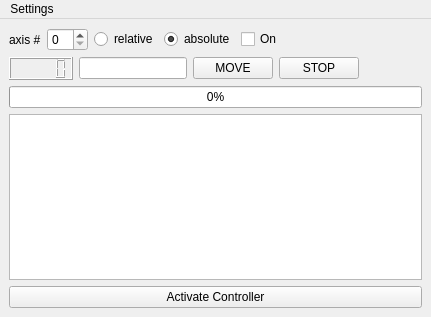
Saldenisov/pyconlyse, file gui/views/ui/widget_stpmtr_axis_simple.ui: the form before one commit.
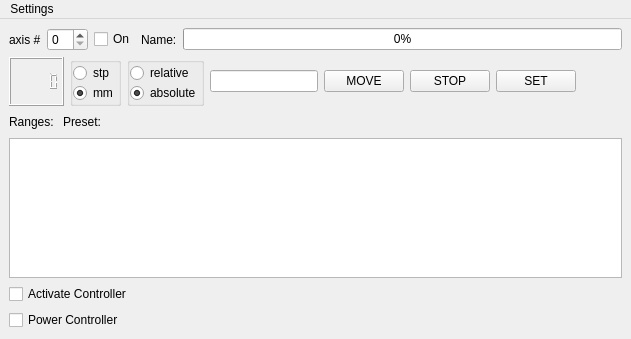
The form after the commit.

The edit to the form file:
```diff
--- a/gui/views/ui/widget_stpmtr_axis_simple.ui
+++ b/gui/views/ui/widget_stpmtr_axis_simple.ui
@@ -6,8 +6,8 @@
    <rect>
     <x>0</x>
     <y>0</y>
-    <width>431</width>
-    <height>317</height>
+    <width>631</width>
+    <height>339</height>
    </rect>
   </property>
   <property name="sizePolicy">
@@ -31,24 +31,7 @@
        </widget>
       </item>
       <item>
-       <widget class="QSpinBox" name="spinBox"/>
-      </item>
-      <item>
-       <widget class="QRadioButton" name="radioButton_relative">
-        <property name="text">
-         <string>relative</string>
-        </property>
-       </widget>
-      </item>
-      <item>
-       <widget class="QRadioButton" name="radioButton_absolute">
-        <property name="text">
-         <string>absolute</string>
-        </property>
-        <property name="checked">
-         <bool>true</bool>
-        </property>
-       </widget>
+       <widget class="QSpinBox" name="spinBox_axis"/>
       </item>
       <item>
        <widget class="QCheckBox" name="checkBox_On">
@@ -61,24 +44,130 @@
        </widget>
       </item>
       <item>
-       <spacer name="horizontalSpacer_axis_movement_type1">
-        <property name="orientation">
-         <enum>Qt::Horizontal</enum>
+       <widget class="QLabel" name="label_name">
+        <property name="text">
+         <string>Name:</string>
         </property>
-        <property name="sizeHint" stdset="0">
+       </widget>
+      </item>
+      <item>
+       <widget class="QProgressBar" name="progressBar_movement">
+        <property name="minimumSize">
          <size>
-          <width>40</width>
-          <height>20</height>
+          <width>350</width>
+          <height>0</height>
          </size>
         </property>
-       </spacer>
+        <property name="value">
+         <number>0</number>
+        </property>
+       </widget>
       </item>
      </layout>
     </item>
     <item>
      <layout class="QHBoxLayout" name="axis_moveHL">
       <item>
-       <widget class="QLCDNumber" name="lcdNumber_position"/>
+       <widget class="QLCDNumber" name="lcdNumber_position">
+        <property name="smallDecimalPoint">
+         <bool>true</bool>
+        </property>
+        <property name="value" stdset="0">
+         <double>0.000000000000000</double>
+        </property>
+       </widget>
+      </item>
+      <item>
+       <widget class="QGroupBox" name="groupBox_stp_or_mm">
+        <property name="title">
+         <string/>
+        </property>
+        <layout class="QVBoxLayout" name="verticalLayout_stp_or_mm">
+         <property name="spacing">
+          <number>0</number>
+         </property>
+         <property name="leftMargin">
+          <number>0</number>
+         </property>
+         <property name="topMargin">
+          <number>0</number>
+         </property>
+         <property name="rightMargin">
+          <number>0</number>
+         </property>
+         <property name="bottomMargin">
+          <number>0</number>
+         </property>
+         <item>
+          <widget class="QRadioButton" name="radioButton_stp">
+           <property name="text">
+            <string>stp</string>
+           </property>
+          </widget>
+         </item>
+         <item>
+          <widget class="QRadioButton" name="radioButton_mm">
+           <property name="enabled">
+            <bool>true</bool>
+           </property>
+           <property name="text">
+            <string>mm</string>
+           </property>
+           <property name="checked">
+            <bool>true</bool>
+           </property>
+          </widget>
+         </item>
+        </layout>
+       </widget>
+      </item>
+      <item>
+       <widget class="QGroupBox" name="groupBox_how_to_move">
+        <property name="title">
+         <string/>
+        </property>
+        <layout class="QVBoxLayout" name="verticalLayout_how_to_move">
+         <property name="spacing">
+          <number>0</number>
+         </property>
+         <property name="leftMargin">
+          <number>0</number>
+         </property>
+         <property name="topMargin">
+          <number>0</number>
+         </property>
+         <property name="rightMargin">
+          <number>0</number>
+         </property>
+         <property name="bottomMargin">
+          <number>0</number>
+         </property>
+         <item>
+          <widget class="QRadioButton" name="radioButton_relative">
+           <property name="text">
+            <string>relative</string>
+           </property>
+          </widget>
+         </item>
+         <item>
+          <widget class="QRadioButton" name="radioButton_absolute">
+           <property name="text">
+            <string>absolute</string>
+           </property>
+           <property name="checked">
+            <bool>true</bool>
+           </property>
+          </widget>
+         </item>
+        </layout>
+       </widget>
+      </item>
+      <item>
+       <layout class="QVBoxLayout" name="verticalLayout_3">
+        <property name="rightMargin">
+         <number>0</number>
+        </property>
+       </layout>
       </item>
       <item>
        <widget class="QLineEdit" name="lineEdit_value"/>
@@ -97,6 +186,13 @@
         </property>
        </widget>
       </item>
+      <item>
+       <widget class="QPushButton" name="pushButton_set">
+        <property name="text">
+         <string>SET</string>
+        </property>
+       </widget>
+      </item>
       <item>
        <spacer name="horizontalSpacer_axis_move1">
         <property name="orientation">
@@ -113,22 +209,56 @@
      </layout>
     </item>
     <item>
-     <widget class="QProgressBar" name="progressBar_movement">
-      <property name="value">
+     <layout class="QHBoxLayout" name="horizontalLayout">
+      <property name="topMargin">
        <number>0</number>
       </property>
-     </widget>
+      <item>
+       <widget class="QLabel" name="label_ranges">
+        <property name="text">
+         <string>Ranges: </string>
+        </property>
+       </widget>
+      </item>
+      <item>
+       <widget class="QLabel" name="label_preset">
+        <property name="text">
+         <string>Preset:</string>
+        </property>
+       </widget>
+      </item>
+      <item>
+       <spacer name="horizontalSpacer">
+        <property name="orientation">
+         <enum>Qt::Horizontal</enum>
+        </property>
+        <property name="sizeHint" stdset="0">
+         <size>
+          <width>40</width>
+          <height>20</height>
+         </size>
+        </property>
+       </spacer>
+      </item>
+     </layout>
     </item>
     <item>
      <widget class="QPlainTextEdit" name="plainTextEdit"/>
     </item>
     <item>
-     <widget class="QPushButton" name="pushButton">
+     <widget class="QCheckBox" name="checkBox_activate">
       <property name="text">
        <string>Activate Controller</string>
       </property>
      </widget>
     </item>
+    <item>
+     <widget class="QCheckBox" name="checkBox_power">
+      <property name="text">
+       <string>Power Controller</string>
+      </property>
+     </widget>
+    </item>
    </layout>
   </widget>
   <widget class="QMenuBar" name="menubar">
@@ -136,7 +266,7 @@
     <rect>
      <x>0</x>
      <y>0</y>
-     <width>431</width>
+     <width>631</width>
      <height>21</height>
     </rect>
    </property>
```
